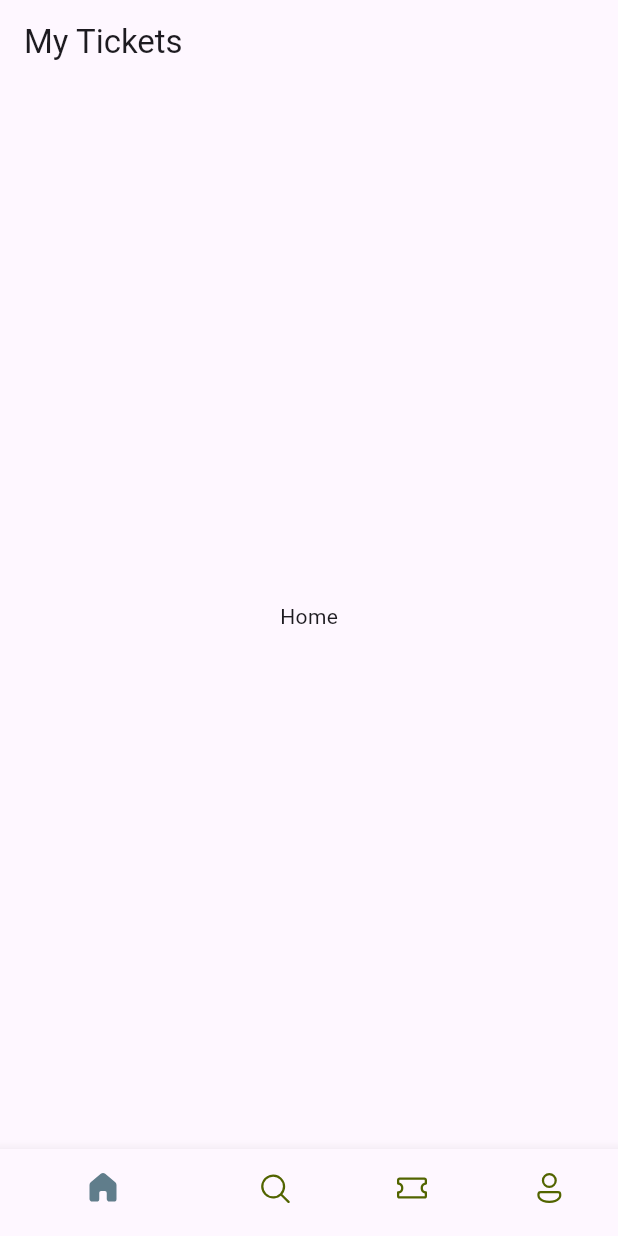
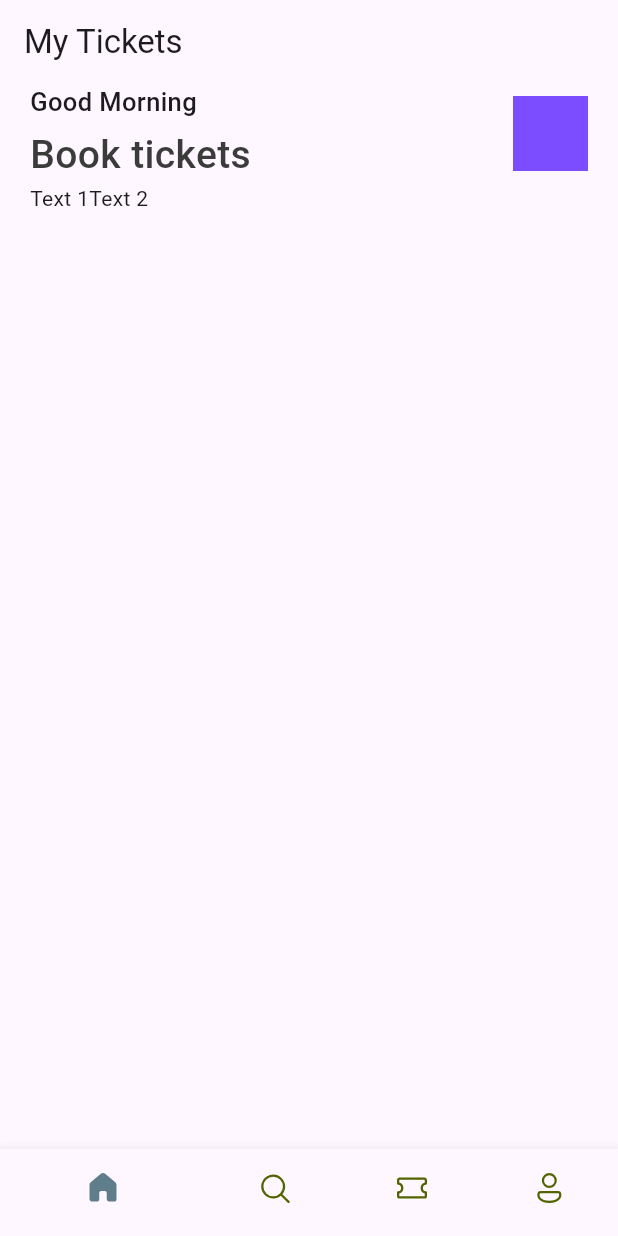
Before and after one commit to gustavo-martins-pereira/Ticket_App, a Flutter app: the screen it shows after launch, on a phone screen of 412 x 824 dp. Run offline on Flutter 3.47's test engine with Material 3 defaults, Android fonts, the phone set to English and light mode, and no system bars; our stand-ins replace fluentui_icons.

Commit message:
ADD - Column and Row Arrangement

```diff
--- a/lib/base/bottom_nav_bar.dart
+++ b/lib/base/bottom_nav_bar.dart
@@ -1,6 +1,6 @@
 import 'package:fluentui_icons/fluentui_icons.dart';
 import 'package:flutter/material.dart';
-import 'package:flutter/services.dart';
+import 'package:ticket_app/screens/home_screen.dart';
 
 class BottomNavBar extends StatefulWidget {
   const BottomNavBar({super.key});
@@ -11,10 +11,10 @@ class BottomNavBar extends StatefulWidget {
 
 class _BottomNavBarState extends State<BottomNavBar> {
   final appScreens = [
-    const Text("Home"),
+    const HomeScreen(),
     const Text("Search"),
     const Text("Tickets"),
-    const Text("Profile")
+    const Text("Profile"),
   ];
 
   int _selectedIndex = 0;
--- /dev/null
+++ b/lib/screens/home_screen.dart
@@ -0,0 +1,55 @@
+import 'package:flutter/material.dart';
+
+class HomeScreen extends StatelessWidget {
+  const HomeScreen({super.key});
+
+  @override
+  Widget build(BuildContext context) {
+    return Scaffold(
+      body: ListView(
+        children: [
+          Container(
+            padding: const EdgeInsets.symmetric(horizontal: 20),
+            child: Column(
+              children: [
+                // ===== INTRODUCTION =====
+                Row(
+                  mainAxisAlignment: MainAxisAlignment.spaceBetween,
+                  children: [
+                    const Column(
+                      crossAxisAlignment: CrossAxisAlignment.start,
+                      children: [
+                        Text("Good Morning", style: TextStyle(
+                          fontSize: 17,
+                          fontWeight: FontWeight.w500,
+                        )),
+                        SizedBox(height: 5),
+                        Text("Book tickets", style: TextStyle(
+                          color: Color(0xFF3B3B3B),
+                          fontSize: 26,
+                          fontWeight: FontWeight.w500,
+                        ))
+                      ],
+                    ),
+                    Container(
+                      color: Colors.deepPurpleAccent,
+                      width: 50,
+                      height: 50,
+                    )
+                  ],
+                ),
+                // ===== SEARCH BAR =====
+                const Row(
+                  children: [
+                    Text("Text 1"),
+                    Text("Text 2")
+                  ],
+                )
+              ],
+            ),
+          )
+        ],
+      ),
+    );
+  }
+}
```
